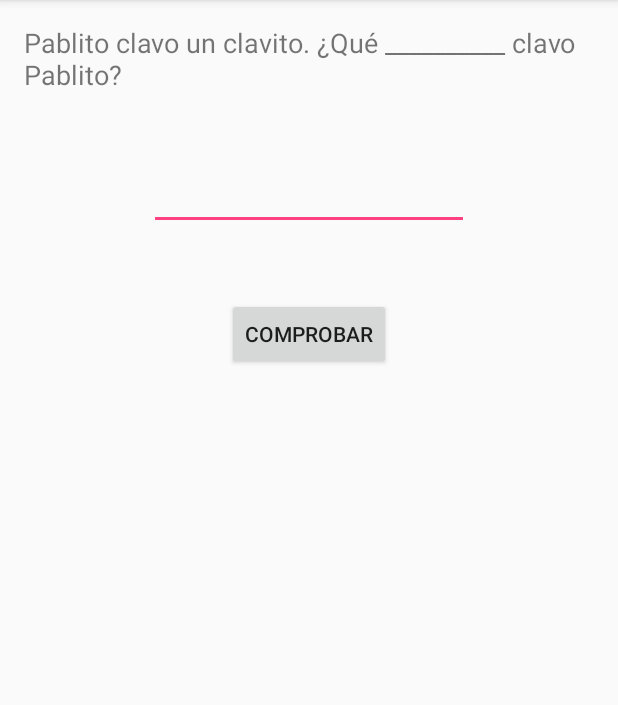
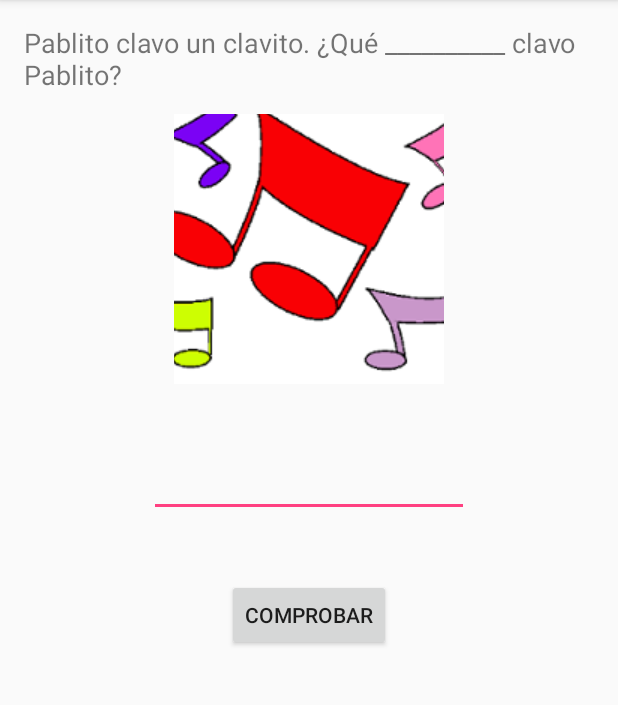
Before and after one commit to ctr1830/Di-Educate, an Android app: the Escucho2 screen opened directly, with no data from a screen before it, after a tap on "COMPROBAR", on a phone screen of 412 x 824 dp, the part 84-789 px from its top. Run offline under Robolectric (Android 15) with nearby library versions, the phone set to English and light mode, and no system bars; network calls fail; 3 statements that could not run were skipped.

Commit message:
Finalizado Escucho 2

```diff
--- a/Di-Educate/app/src/main/java/eus/ehu/tta/intel/di_educate/CorrectoActivity.java
+++ b/Di-Educate/app/src/main/java/eus/ehu/tta/intel/di_educate/CorrectoActivity.java
@@ -2,13 +2,10 @@ package eus.ehu.tta.intel.di_educate;
 
 import android.content.Intent;
 import android.media.MediaPlayer;
-import android.os.Handler;
 import android.support.v7.app.AppCompatActivity;
 import android.os.Bundle;
 import android.util.Log;
-import android.view.KeyEvent;
 import android.view.View;
-import android.widget.ImageView;
 
 public class CorrectoActivity extends AppCompatActivity {
 
--- a/Di-Educate/app/src/main/java/eus/ehu/tta/intel/di_educate/Escucho2.java
+++ b/Di-Educate/app/src/main/java/eus/ehu/tta/intel/di_educate/Escucho2.java
@@ -9,36 +9,105 @@ import android.view.View;
 import android.widget.EditText;
 import android.widget.TextView;
 
+import java.io.IOException;
+import java.util.ArrayList;
+
+import Business.Communication;
+import Business.ObtenerDatos;
+import Data.Audio;
+import Data.Respuestas;
+
 public class Escucho2 extends AppCompatActivity {
 
     private static int fail=0;
-    private static String resp_correcta[]={"clavito","tigres","desenladrillador"};
+    private static int stage=0;
+    private ArrayList<String> audio=null;
+    private ArrayList<String> respuesta=null;
 
     @Override
     protected void onCreate(Bundle savedInstanceState) {
         super.onCreate(savedInstanceState);
         setContentView(R.layout.activity_escucho2);
 
+        getRespuesta();
+        getAudio();
+
         //reproduccion audio
         TextView enun=(TextView)findViewById(R.id.e_enunciado);
         enun.setText("Pablito clavo un clavito. ¿Qué __________ clavo Pablito?");
+    }
+
+    public void getRespuesta(){
+        new Communication<Respuestas>(this){
+            @Override
+            protected Respuestas work() throws Exception{
+                ObtenerDatos data = new ObtenerDatos();
+                Respuestas respuesta= data.getRespuestas(7);
+                return respuesta;
+            }
+
+            @Override
+            protected void onFinish(Respuestas result) {
+                respuesta=result.getRespuestas();
+            }
+        }.execute();
+    }
+
+    public void getAudio(){
+        new Communication<Audio>(this){
+            @Override
+            protected Audio work() throws Exception{
+                ObtenerDatos data = new ObtenerDatos();
+                Audio url= data.getAudio(7);
+                return url;
+            }
+
+            @Override
+            protected void onFinish(Audio result) {
+                audio=result.getAudios();
+            }
+        }.execute();
+    }
+
+    public void audio(View v) throws IOException{
+        MediaPlayer media= new MediaPlayer();
+
+        if(stage==0){
+            media.setDataSource(audio.get(0));
+        }else if(stage==1){
+            media.setDataSource(audio.get(1));
+        }else if (stage==2){
+            media.setDataSource(audio.get(2));
+        }
+
+        media.prepare();
+        media.setOnCompletionListener(new MediaPlayer.OnCompletionListener() {
+            @Override
+            public void onCompletion(MediaPlayer mp) {
+                mp.stop();
+                mp.release();
+            }
+        });
+        media.start();
     }
 
     public void comprobar(View v){
         EditText texto=(EditText)findViewById(R.id.texto);
         TextView enun=(TextView)findViewById(R.id.e_enunciado);
 
-        if(texto.getText().toString().equals(resp_correcta[0])) {
+        if(texto.getText().toString().equals(respuesta.get(0))) {
             fail=0;
+            stage=1;
             enun.setText("Tres tristes __________ trigaban trigo en un trigal");
             texto.setText("");
         }
-        else if (texto.getText().toString().equals(resp_correcta[1])){
+        else if (texto.getText().toString().equals(respuesta.get(1))){
             fail=0;
+            stage=2;
             enun.setText("El cielo esta enladrillado. ¿Quién lo desenladrillará? El _____________ que lo desenladrille, buen desenladrillador será");
             texto.setText("");
         }
-        else if (texto.getText().toString().equals(resp_correcta[2])){
+        else if (texto.getText().toString().equals(respuesta.get(2))){
             fail=0;
             //Conseguido
             Intent intent= new Intent(this,CorrectoActivity.class);
--- a/Di-Educate/app/src/main/java/eus/ehu/tta/intel/di_educate/Escucho3.java
+++ b/Di-Educate/app/src/main/java/eus/ehu/tta/intel/di_educate/Escucho3.java
@@ -6,7 +6,6 @@ import android.support.v7.app.AppCompatActivity;
 import android.os.Bundle;
 import android.util.Log;
 import android.view.View;
-import android.widget.Button;
 import android.widget.ImageButton;
 
 public class Escucho3 extends AppCompatActivity {
--- a/Di-Educate/app/src/main/java/eus/ehu/tta/intel/di_educate/LeoLeo1.java
+++ b/Di-Educate/app/src/main/java/eus/ehu/tta/intel/di_educate/LeoLeo1.java
@@ -10,11 +10,8 @@ import android.util.Log;
 import android.view.View;
 import android.widget.Button;
 import android.widget.ImageView;
-import android.widget.TextView;
 
 import java.io.IOException;
-import java.io.InputStream;
-import java.net.MalformedURLException;
 import java.net.URL;
 import java.util.ArrayList;
 
--- a/Di-Educate/app/src/main/java/eus/ehu/tta/intel/di_educate/LeoLeo2.java
+++ b/Di-Educate/app/src/main/java/eus/ehu/tta/intel/di_educate/LeoLeo2.java
@@ -14,7 +14,6 @@ import java.util.ArrayList;
 import Business.Communication;
 import Business.ObtenerDatos;
 import Data.Audio;
-import Data.Imagenes;
 import Data.Respuestas;
 
 public class LeoLeo2 extends AppCompatActivity {
--- a/Di-Educate/app/src/main/java/eus/ehu/tta/intel/di_educate/NewAccount.java
+++ b/Di-Educate/app/src/main/java/eus/ehu/tta/intel/di_educate/NewAccount.java
@@ -4,7 +4,6 @@ import android.app.Activity;
 import android.content.Intent;
 import android.content.pm.PackageManager;
 import android.database.Cursor;
-import android.graphics.Bitmap;
 import android.net.Uri;
 import android.os.Build;
 import android.os.Environment;
@@ -14,8 +13,6 @@ import android.support.v7.app.AppCompatActivity;
 import android.os.Bundle;
 import android.view.View;
 import android.widget.EditText;
-import android.widget.ImageView;
-import android.widget.ScrollView;
 import android.widget.Toast;
 
 import java.io.File;
--- a/Di-Educate/app/src/main/java/eus/ehu/tta/intel/di_educate/SubMenuActivity.java
+++ b/Di-Educate/app/src/main/java/eus/ehu/tta/intel/di_educate/SubMenuActivity.java
@@ -1,15 +1,11 @@
 package eus.ehu.tta.intel.di_educate;
 
 import android.content.Intent;
-import android.media.AudioManager;
 import android.media.MediaPlayer;
 import android.support.v7.app.AppCompatActivity;
 import android.os.Bundle;
-import android.util.Log;
 import android.view.View;
 import android.widget.LinearLayout;
-
-import java.io.IOException;
 
 public class SubMenuActivity extends AppCompatActivity {
     //public final static String EXTRA_USERNAME= "login";
--- a/Di-Educate/app/src/main/res/layout/activity_escucho2.xml
+++ b/Di-Educate/app/src/main/res/layout/activity_escucho2.xml
@@ -1,5 +1,6 @@
 <?xml version="1.0" encoding="utf-8"?>
 <RelativeLayout xmlns:android="http://schemas.android.com/apk/res/android"
+    xmlns:app="http://schemas.android.com/apk/res-auto"
     xmlns:tools="http://schemas.android.com/tools"
     android:id="@+id/activity_escucho2"
     android:layout_width="match_parent"
@@ -19,15 +20,25 @@
         android:id="@+id/e_enunciado"
         android:textSize="18sp" />
 
+    <ImageButton
+        android:layout_width="180dp"
+        android:layout_height="180dp"
+        app:srcCompat="@drawable/audio"
+        android:id="@+id/imageView3"
+        android:onClick="audio"
+        android:layout_below="@+id/e_enunciado"
+        android:layout_centerHorizontal="true"
+        android:layout_marginTop="14dp" />
+
     <EditText
         android:layout_width="wrap_content"
         android:layout_height="wrap_content"
         android:inputType="textPersonName"
         android:ems="10"
         android:id="@+id/texto"
-        android:layout_marginTop="46dp"
-        android:layout_below="@+id/e_enunciado"
-        android:layout_centerHorizontal="true" />
+        android:layout_below="@+id/imageView3"
+        android:layout_centerHorizontal="true"
+        android:layout_marginTop="43dp" />
 
     <Button
         android:text="@string/bcomprobar"
@@ -35,7 +46,7 @@
         android:layout_height="wrap_content"
         android:id="@+id/button16"
         android:onClick="comprobar"
+        android:layout_marginTop="41dp"
         android:layout_below="@+id/texto"
-        android:layout_centerHorizontal="true"
-        android:layout_marginTop="45dp" />
+        android:layout_centerHorizontal="true" />
 </RelativeLayout>
```
Also changed, not shown: Di-Educate/app/src/main/AndroidManifest.xml (+16 -16 lines).
